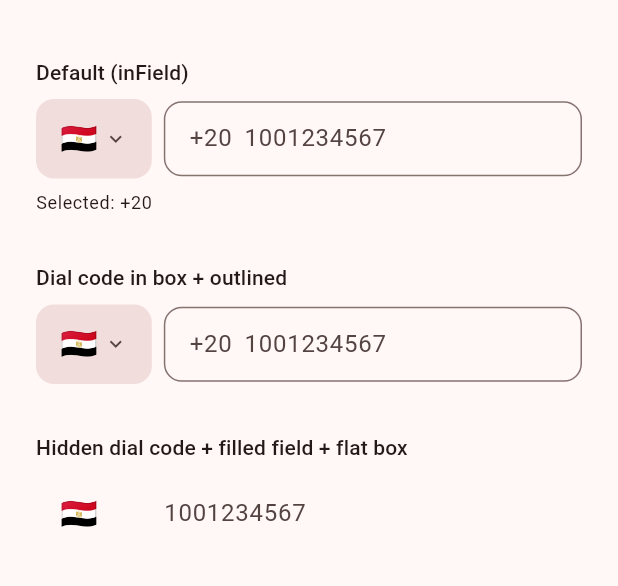
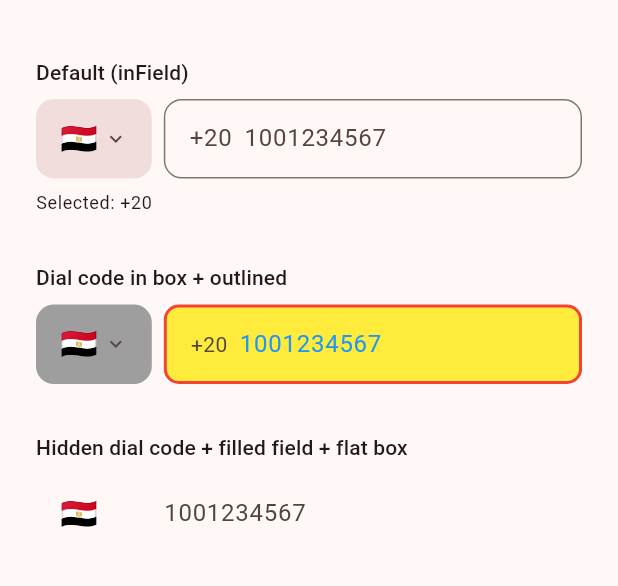
Before and after one commit to MustafaYounis27/customized_country_phone_picker, a Flutter app: the screen it shows after launch, on a phone screen of 412 x 824 dp, the part 63-649 px from its top. Run offline on Flutter 3.47's test engine with Material 3 defaults, Android fonts, the phone set to English and light mode, and no system bars.

Commit message:
Fix country box and phone field height mismatch — v0.1.1
Use IntrinsicHeight + CrossAxisAlignment.stretch so the country box
matches the phone field height when rendered side by side.

Co-Authored-By: Claude Opus 4.6 (1M context) <noreply@anthropic.com>

```diff
--- a/example/lib/main.dart
+++ b/example/lib/main.dart
@@ -54,9 +54,17 @@ class _ExampleScreenState extends State<ExampleScreen> {
           const SizedBox(height: 8),
           CountryPhoneInput(
             controller: _ctrl2,
-            // dialCodeDisplay: DialCodeDisplay.inBox,
-            countryBoxDecoration: const CountryBoxDecoration.pill(),
-            phoneFieldDecoration: const PhoneFieldDecoration.bordered(),
+            countryBoxDecoration: CountryBoxDecoration.pill(backgroundColor: Colors.grey),
+            phoneFieldDecoration: const PhoneFieldDecoration.bordered(
+              borderColor: Colors.red,
+              focusBorderColor: Colors.blue,
+              errorBorderColor: Colors.green,
+              borderWidth: 2,
+              borderRadius: 10,
+              backgroundColor: Colors.yellow,
+              textStyle: TextStyle(color: Colors.red),
+              hintStyle: TextStyle(color: Colors.blue),
+            ),
             onCountryChanged: (c) {},
           ),
           const SizedBox(height: 32),
--- a/lib/src/widgets/country_phone_input.dart
+++ b/lib/src/widgets/country_phone_input.dart
@@ -149,13 +149,15 @@ class _CountryPhoneInputState extends State<CountryPhoneInput> {
       crossAxisAlignment: CrossAxisAlignment.start,
       mainAxisSize: MainAxisSize.min,
       children: [
-        Row(
-          crossAxisAlignment: CrossAxisAlignment.center,
+        IntrinsicHeight(
+          child: Row(
+            crossAxisAlignment: CrossAxisAlignment.stretch,
             children: [
               _buildCountryBox(colorScheme, textTheme),
               SizedBox(width: _fieldDeco.gapWithCountryBox),
               Expanded(child: _buildPhoneField(colorScheme, textTheme)),
             ],
+          ),
         ),
         if (widget.errorText != null) ...[
           const SizedBox(height: 4),
@@ -185,6 +187,7 @@ class _CountryPhoneInputState extends State<CountryPhoneInput> {
           borderRadius: BorderRadius.circular(radius),
           border: borderColor != null && borderWidth != null ? Border.all(color: borderColor, width: borderWidth) : null,
         ),
+        child: Center(
           child: Row(
             mainAxisSize: MainAxisSize.min,
             children: [
@@ -198,6 +201,7 @@ class _CountryPhoneInputState extends State<CountryPhoneInput> {
               ],
               if (deco.showArrow) Icon(deco.arrowIcon, size: deco.arrowSize, color: arrowColor),
             ],
+          ),
         ),
       ),
     );
--- a/pubspec.yaml
+++ b/pubspec.yaml
@@ -1,6 +1,6 @@
 name: customized_country_phone_picker
 description: A fully customizable Flutter phone input field with country picker, bilingual country names (EN/AR), phone validation, and three dial code display modes.
-version: 0.1.0
+version: 0.1.1
 homepage: https://github.com/MustafaYounis27/customized_country_phone_picker
 repository: https://github.com/MustafaYounis27/customized_country_phone_picker
 issue_tracker: https://github.com/MustafaYounis27/customized_country_phone_picker/issues
```
Also changed, not shown: 1 other file. Lines whose indentation alone changed are shown as unchanged.
